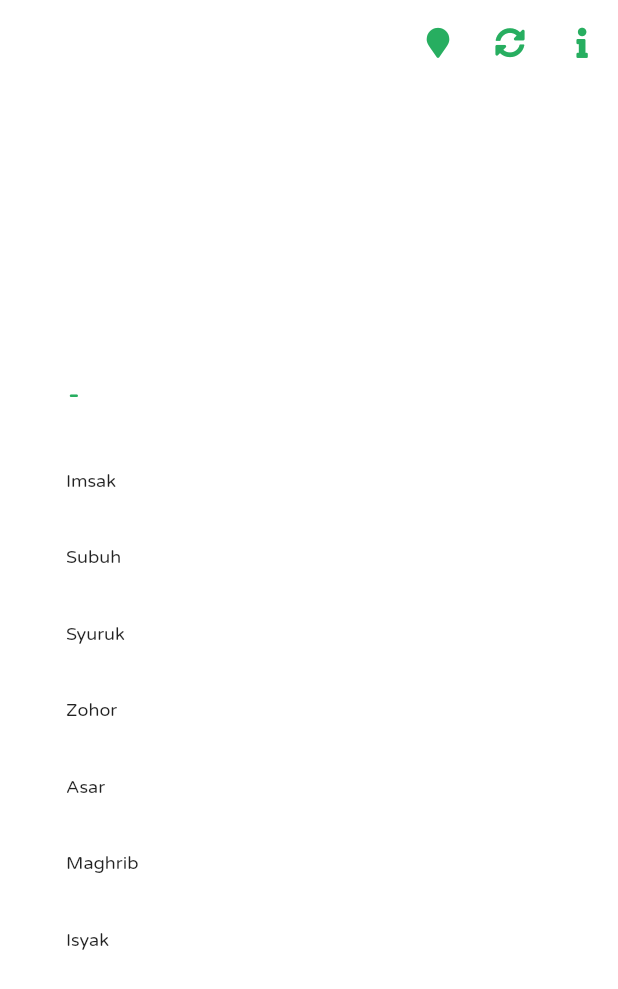
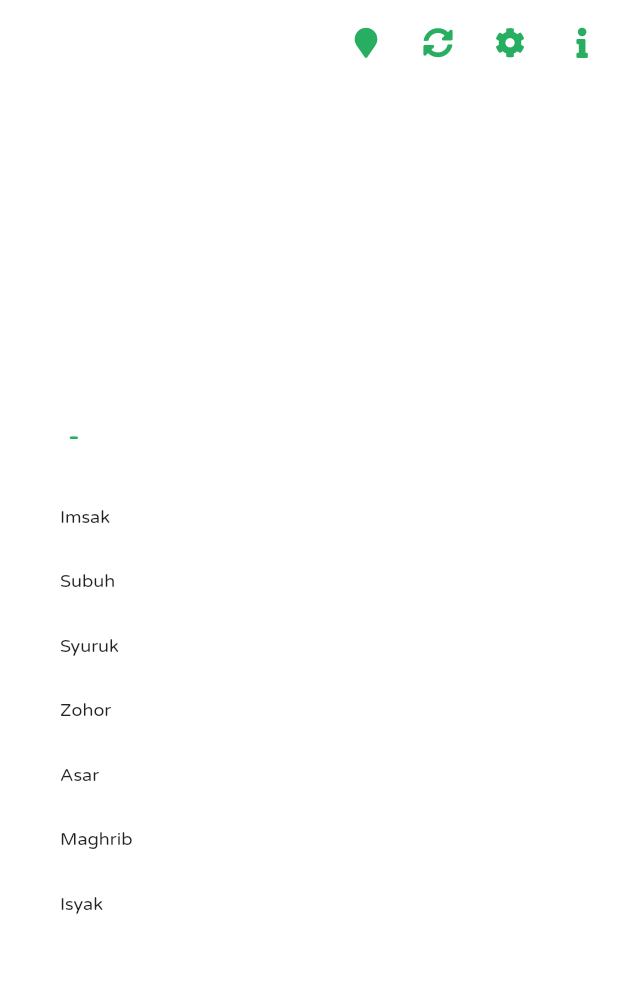
Before and after one commit to fionix-software/minaret, a Flutter app: the HomeScreen screen opened directly with empty values, on a phone screen of 412 x 824 dp. Shown: the top 989 px of the screen. Run offline on Flutter 3.47's test engine with Material 2 defaults, Android fonts, the phone set to English and light mode, and no system bars; our stand-ins replace bloc, equatable, flutter_bloc, font_awesome_flutter, package_info, sqflite; accounts and stored records are empty; network calls fail.

Commit message:
Add dark theme (use system default) + Add basic settings page + Add light and dark theme (remove hardcoded value) + Add shared_pref package in pub spec

```diff
--- a/lib/screen/home.dart
+++ b/lib/screen/home.dart
@@ -5,6 +5,7 @@ import 'package:minaret/widget/appbar.dart';
 import 'package:minaret/widget/home/card_time.dart';
 import 'package:minaret/widget/home/card_header.dart';
 import 'package:minaret/widget/home/icon_about.dart';
+import 'package:minaret/widget/home/icon_settings.dart';
 import 'package:minaret/widget/home/icon_update.dart';
 import 'package:minaret/widget/home/icon_zone.dart';
 import 'package:minaret/widget/scaffold.dart';
@@ -28,6 +29,7 @@ class _HomeScreenState extends State<HomeScreen> {
         [
           iconZone(context),
           iconUpdate(context),
+          iconSettings(context),
           iconAbout(context),
         ],
       ),
--- a/lib/screen/progress.dart
+++ b/lib/screen/progress.dart
@@ -20,7 +20,10 @@ class ProgressScreen extends StatelessWidget {
           children: [
             IconButton(
               padding: EdgeInsets.all(5),
-              icon: Icon(data.icon),
+              icon: Icon(
+                data.icon,
+                color: Theme.of(context).primaryColor,
+              ),
               onPressed: () {
                 // call callback (only applicable to ERROR screen)
                 if (retryCallback != null) {
--- a/lib/screen/zone.dart
+++ b/lib/screen/zone.dart
@@ -81,7 +81,7 @@ class _ZoneScreenState extends State<ZoneScreen> {
             padding: EdgeInsets.all(5),
             child: Icon(
               FontAwesomeIcons.solidStar,
-              color: (isHighlighted) ? Theme.of(context).primaryColor : Colors.black,
+              color: (isHighlighted) ? Theme.of(context).primaryColor : Theme.of(context).iconTheme.color,
             ),
           ),
         ),
--- a/lib/theme/default.dart
+++ b/lib/theme/default.dart
@@ -6,24 +6,85 @@ const double bodyTextSize = 12.0;
 
 const Color defaultPrimaryColor = Color.fromARGB(255, 39, 174, 96);
 
-ThemeData defaultThemeData() {
-  return ThemeData(
+class DefaultThemeData {
+  // light
+  static final ThemeData light = ThemeData(
+    // app
     fontFamily: 'Varela',
+    primaryColor: defaultPrimaryColor,
+    scaffoldBackgroundColor: Colors.white,
+    // app bar
+    appBarTheme: AppBarTheme(
+      color: Colors.white,
+      elevation: 0,
+    ),
+    // card
+    cardTheme: CardTheme(
+      elevation: 0,
+    ),
+    // text
     textTheme: TextTheme(
+      // used for creating title and card time
       title: TextStyle(
         fontSize: titleTextSize,
       ),
+      // used for list tile title
       subhead: TextStyle(
         fontSize: subheadTextSize,
       ),
+      // used for common text
       body1: TextStyle(
         fontSize: bodyTextSize,
       ),
     ),
+    // icon
     iconTheme: IconThemeData(
       size: 20.0,
-      color: defaultPrimaryColor,
+      color: Colors.black,
     ),
+  );
+  // dark
+  static final ThemeData dark = ThemeData(
+    // app
+    fontFamily: 'Varela',
     primaryColor: defaultPrimaryColor,
+    scaffoldBackgroundColor: Colors.black,
+    // app bar
+    appBarTheme: AppBarTheme(
+      color: Colors.black,
+      elevation: 0,
+    ),
+    // text
+    textTheme: TextTheme(
+      // used for creating title and card time
+      title: TextStyle(
+        fontSize: titleTextSize,
+        color: Colors.white,
+      ),
+      // used for common text
+      body1: TextStyle(
+        fontSize: bodyTextSize,
+        color: Colors.white,
+      ),
+      // used for list tile title
+      subhead: TextStyle(
+        fontSize: subheadTextSize,
+        color: Colors.white,
+      ),
+      // used for list tile subtitle
+      caption: TextStyle(
+        color: Colors.white,
+      ),
+    ),
+    // card
+    cardTheme: CardTheme(
+      color: Colors.black,
+      elevation: 0,
+    ),
+    // icon
+    iconTheme: IconThemeData(
+      size: 20.0,
+      color: Colors.white,
+    ),
   );
 }
--- a/lib/widget/appbar.dart
+++ b/lib/widget/appbar.dart
@@ -15,8 +15,6 @@ AppBar buildAppBar(BuildContext context, bool enableBackButton, List<Widget> app
             },
           )
         : Container(),
-    backgroundColor: Colors.white,
     actions: appBarActions,
-    elevation: 0,
   );
 }
--- a/lib/widget/home/card_time.dart
+++ b/lib/widget/home/card_time.dart
@@ -2,7 +2,7 @@ import 'package:flutter/material.dart';
 
 Widget buildTimeCard(BuildContext context, String salatTime, String time) {
   return Card(
-    elevation: 0,
+    margin: EdgeInsets.zero,
     child: Container(
       margin: EdgeInsets.only(bottom: 5),
       child: Column(
--- /dev/null
+++ b/lib/widget/home/icon_settings.dart
@@ -0,0 +1,14 @@
+import 'package:flutter/material.dart';
+import 'package:font_awesome_flutter/font_awesome_flutter.dart';
+
+Widget iconSettings(BuildContext context) {
+  return IconButton(
+    icon: Icon(
+      FontAwesomeIcons.cog,
+      color: Theme.of(context).primaryColor,
+    ),
+    onPressed: () {
+      Navigator.pushNamed(context, '/settings');
+    },
+  );
+}
--- a/lib/widget/scaffold.dart
+++ b/lib/widget/scaffold.dart
@@ -6,7 +6,6 @@ Scaffold buildScaffold(AppBar appBar, Widget scaffoldBody, GlobalKey<ScaffoldSta
     resizeToAvoidBottomPadding: false,
     key: globalKey,
     appBar: appBar,
-    backgroundColor: Colors.white,
     body: ScrollConfiguration(
       behavior: MyBehavior(),
       child: Padding(
--- a/pubspec.yaml
+++ b/pubspec.yaml
@@ -17,6 +17,7 @@ dependencies:
   url_launcher: ^5.4.2
   package_info: ^0.4.0
   path_provider: ^1.6.5
+  shared_preferences: ^0.5.6+3
   # components (third party)
   sqflite: ^1.3.0
   equatable: ^1.1.1
```
Also changed, not shown: lib/main.dart (+5 -2 lines), lib/settings.dart (added, +54 -0 lines), pubspec.lock.
